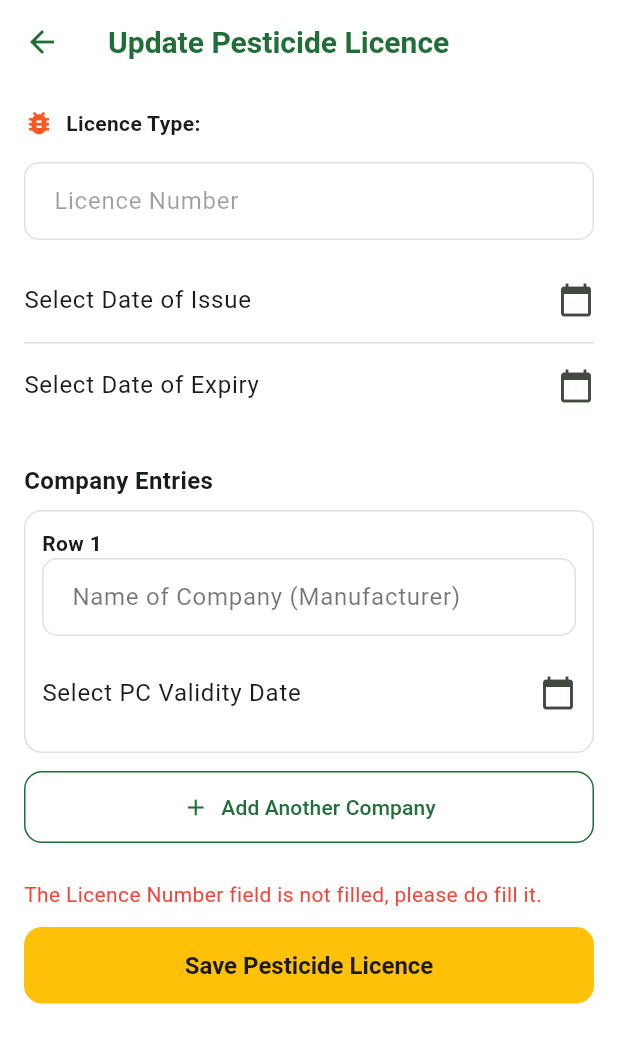
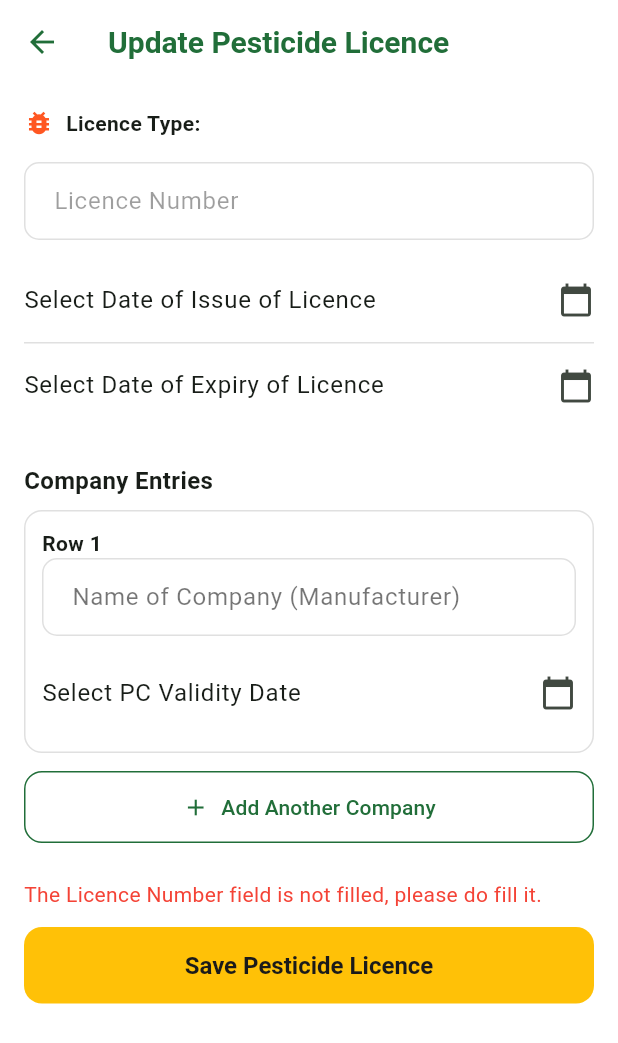
Before and after one commit to kinagi09/agro-dealers-mitra, a Flutter app: the UpdatePesticideLicenceScreen screen opened directly with empty values, after a tap on "Add Another Company", after a tap on the "delete outline" icon, after a tap on "Save Pesticide Licence", on a phone screen of 412 x 824 dp. Shown: the top 1043 px of the screen. Run offline on Flutter 3.47's test engine with Material 3 defaults, Android fonts, the phone set to English and light mode, and no system bars; our stand-ins replace flutter_secure_storage; accounts and stored records are empty; network calls fail.

Commit message:
Fix focus jumping back to a previous field, autofocus new fields, relabel date fields
Focus/keyboard fix: opening a date picker or the fertilizer-type dialog
while a TextField was focused didn't clear that TextField's focus, so
Flutter would hand focus (and the keyboard) right back to it once the
picker/dialog closed - looked like "the cursor goes back to Source
Company Name and reopens the keyboard" after picking fertilizer types.
Per-call unfocus() before/after each picker wasn't enough since the
same thing could happen via the system back button or swiping the
keyboard away. Added KeyboardDismissUnfocus (lib/widgets/), wired into
MaterialApp's builder, which clears focus app-wide whenever the
keyboard's height actually drops to zero, regardless of what caused it.

Autofocus: newly revealed fields get focus automatically instead of
requiring a manual tap - the OTP field after Send OTP (login +
register), the Name field after Verify OTP (register), and a new
row's first field when "Add Another..." is pressed (update
fertilizer/pesticide).

Relabel: "Date of Issue"/"Date of Expiry" -> "Date of Issue of
Licence"/"Date of Expiry of Licence" across the fertilizer/pesticide/
seed update forms (also fixes the seed form's inconsistent "Date of
expiry Licence" phrasing).

Co-Authored-By: Claude Sonnet 5 <noreply@anthropic.com>

```diff
--- a/mobile/license_tracker_app/lib/main.dart
+++ b/mobile/license_tracker_app/lib/main.dart
@@ -2,6 +2,7 @@ import 'package:flutter/material.dart';
 import 'navigation.dart';
 import 'screens/auth_gate.dart';
 import 'theme/app_theme.dart';
+import 'widgets/keyboard_dismiss_unfocus.dart';
 
 void main() {
   runApp(const LicenseTrackerApp());
@@ -18,6 +19,8 @@ class LicenseTrackerApp extends StatelessWidget {
       theme: AppTheme.theme,
       home: const AuthGate(),
       debugShowCheckedModeBanner: false,
+      builder: (context, child) =>
+          KeyboardDismissUnfocus(child: child ?? const SizedBox.shrink()),
     );
   }
 }
--- a/mobile/license_tracker_app/lib/screens/update_pesticide_licence_screen.dart
+++ b/mobile/license_tracker_app/lib/screens/update_pesticide_licence_screen.dart
@@ -4,6 +4,7 @@ import '../services/api_service.dart';
 class PesticideEntryDraft {
   int? existingId;
   final TextEditingController companyNameController = TextEditingController();
+  final FocusNode companyNameFocusNode = FocusNode();
   DateTime? validUpto;
 }
 
@@ -83,6 +84,7 @@ class _UpdatePesticideLicenceScreenState
   }
 
   Future<void> _pickLicenceDate({required bool isIssueDate}) async {
+    FocusScope.of(context).unfocus();
     final now = DateTime.now();
     final today = DateTime(now.year, now.month, now.day);
     final picked = await showDatePicker(
@@ -97,6 +99,7 @@ class _UpdatePesticideLicenceScreenState
                 today.add(const Duration(days: 1))),
       lastDate: isIssueDate ? now : DateTime(2035),
     );
+    if (mounted) FocusScope.of(context).unfocus();
     if (picked != null) {
       setState(() {
         if (isIssueDate) {
@@ -112,6 +115,7 @@ class _UpdatePesticideLicenceScreenState
   }
 
   Future<void> _pickValidUpto(PesticideEntryDraft entry) async {
+    FocusScope.of(context).unfocus();
     final now = DateTime.now();
     final picked = await showDatePicker(
       context: context,
@@ -119,6 +123,7 @@ class _UpdatePesticideLicenceScreenState
       firstDate: DateTime(2015),
       lastDate: DateTime(2035),
     );
+    if (mounted) FocusScope.of(context).unfocus();
     if (picked != null) {
       setState(() => entry.validUpto = picked);
     }
@@ -129,11 +134,16 @@ class _UpdatePesticideLicenceScreenState
   }
 
   void _addRow() {
-    setState(() => _entries.add(PesticideEntryDraft()));
+    final newEntry = PesticideEntryDraft();
+    setState(() => _entries.add(newEntry));
+    WidgetsBinding.instance.addPostFrameCallback(
+      (_) => newEntry.companyNameFocusNode.requestFocus(),
+    );
   }
 
   Future<void> _removeRow(int index) async {
     if (_entries.length == 1) return;
+    FocusScope.of(context).unfocus();
     final entry = _entries[index];
     if (entry.existingId != null) {
       final confirmed = await showDialog<bool>(
@@ -195,14 +205,14 @@ class _UpdatePesticideLicenceScreenState
     if (_issueDate == null) {
       setState(
         () => _errorMessage =
-            'The Date of Issue field is not filled, please do fill it.',
+            'The Date of Issue of Licence field is not filled, please do fill it.',
       );
       return;
     }
     if (_expiryDate == null) {
       setState(
         () => _errorMessage =
-            'The Date of Expiry field is not filled, please do fill it.',
+            'The Date of Expiry of Licence field is not filled, please do fill it.',
       );
       return;
     }
@@ -331,8 +341,8 @@ class _UpdatePesticideLicenceScreenState
                     contentPadding: EdgeInsets.zero,
                     title: Text(
                       _issueDate == null
-                          ? 'Select Date of Issue'
-                          : 'Date of Issue: ${_formatDate(_issueDate!)}',
+                          ? 'Select Date of Issue of Licence'
+                          : 'Date of Issue of Licence: ${_formatDate(_issueDate!)}',
                     ),
                     trailing: const Icon(Icons.calendar_today),
                     onTap: () => _pickLicenceDate(isIssueDate: true),
@@ -342,8 +352,8 @@ class _UpdatePesticideLicenceScreenState
                     contentPadding: EdgeInsets.zero,
                     title: Text(
                       _expiryDate == null
-                          ? 'Select Date of Expiry'
-                          : 'Date of Expiry: ${_formatDate(_expiryDate!)}',
+                          ? 'Select Date of Expiry of Licence'
+                          : 'Date of Expiry of Licence: ${_formatDate(_expiryDate!)}',
                     ),
                     trailing: const Icon(Icons.calendar_today),
                     onTap: () => _pickLicenceDate(isIssueDate: false),
@@ -384,6 +394,7 @@ class _UpdatePesticideLicenceScreenState
                             ),
                             TextField(
                               controller: entry.companyNameController,
+                              focusNode: entry.companyNameFocusNode,
                               decoration: InputDecoration(
                                 labelText: 'Name of Company (Manufacturer)',
                                 border: _fieldBorder(index, 'companyName'),
--- a/mobile/license_tracker_app/lib/screens/update_seed_licence_screen.dart
+++ b/mobile/license_tracker_app/lib/screens/update_seed_licence_screen.dart
@@ -43,6 +43,7 @@ class _UpdateSeedLicenceScreenState extends State<UpdateSeedLicenceScreen> {
   }
 
   Future<void> _pickLicenceDate({required bool isIssueDate}) async {
+    FocusScope.of(context).unfocus();
     final now = DateTime.now();
     final today = DateTime(now.year, now.month, now.day);
     final picked = await showDatePicker(
@@ -57,6 +58,7 @@ class _UpdateSeedLicenceScreenState extends State<UpdateSeedLicenceScreen> {
                 today.add(const Duration(days: 1))),
       lastDate: isIssueDate ? now : DateTime(2035),
     );
+    if (mounted) FocusScope.of(context).unfocus();
     if (picked != null) {
       setState(() {
         if (isIssueDate) {
@@ -86,14 +88,14 @@ class _UpdateSeedLicenceScreenState extends State<UpdateSeedLicenceScreen> {
     if (_issueDate == null) {
       setState(
         () => _errorMessage =
-            'The Date of Issue field is not filled, please do fill it.',
+            'The Date of Issue of Licence field is not filled, please do fill it.',
       );
       return;
     }
     if (_expiryDate == null) {
       setState(
         () => _errorMessage =
-            'The Date of Expiry field is not filled, please do fill it.',
+            'The Date of Expiry of Licence field is not filled, please do fill it.',
       );
       return;
     }
@@ -174,8 +176,8 @@ class _UpdateSeedLicenceScreenState extends State<UpdateSeedLicenceScreen> {
               contentPadding: EdgeInsets.zero,
               title: Text(
                 _issueDate == null
-                    ? 'Date of Issue of Licence'
-                    : 'Date of Issue: ${_formatDate(_issueDate!)}',
+                    ? 'Select Date of Issue of Licence'
+                    : 'Date of Issue of Licence: ${_formatDate(_issueDate!)}',
               ),
               trailing: const Icon(Icons.calendar_today),
               onTap: () => _pickLicenceDate(isIssueDate: true),
@@ -185,8 +187,8 @@ class _UpdateSeedLicenceScreenState extends State<UpdateSeedLicenceScreen> {
               contentPadding: EdgeInsets.zero,
               title: Text(
                 _expiryDate == null
-                    ? 'Date of expiry Licence'
-                    : 'Date of Expiry: ${_formatDate(_expiryDate!)}',
+                    ? 'Select Date of Expiry of Licence'
+                    : 'Date of Expiry of Licence: ${_formatDate(_expiryDate!)}',
               ),
               trailing: const Icon(Icons.calendar_today),
               onTap: () => _pickLicenceDate(isIssueDate: false),
--- /dev/null
+++ b/mobile/license_tracker_app/lib/widgets/keyboard_dismiss_unfocus.dart
@@ -0,0 +1,56 @@
+import 'package:flutter/material.dart';
+import 'package:flutter/scheduler.dart';
+
+/// Wraps the app and clears text-field focus whenever the on-screen
+/// keyboard closes, no matter what closed it (a dialog/date-picker
+/// opening over the field, the system back button, swiping it away, or
+/// its own Done/dismiss key).
+///
+/// Without this, a TextField can keep logical focus even after its
+/// keyboard is hidden - so the next time something re-requests focus
+/// for that route (e.g. a dialog finishing and handing focus back to
+/// whatever the framework remembers as "previously focused"), the
+/// keyboard pops back open on a field the user is done with.
+class KeyboardDismissUnfocus extends StatefulWidget {
+  final Widget child;
+
+  const KeyboardDismissUnfocus({super.key, required this.child});
+
+  @override
+  State<KeyboardDismissUnfocus> createState() => _KeyboardDismissUnfocusState();
+}
+
+class _KeyboardDismissUnfocusState extends State<KeyboardDismissUnfocus>
+    with WidgetsBindingObserver {
+  double _lastBottomInset = 0;
+
+  @override
+  void initState() {
+    super.initState();
+    WidgetsBinding.instance.addObserver(this);
+  }
+
+  @override
+  void dispose() {
+    WidgetsBinding.instance.removeObserver(this);
+    super.dispose();
+  }
+
+  @override
+  void didChangeMetrics() {
+    final view = WidgetsBinding.instance.platformDispatcher.views.first;
+    final bottomInset = view.viewInsets.bottom / view.devicePixelRatio;
+    final keyboardJustClosed = bottomInset == 0 && _lastBottomInset > 0;
+    _lastBottomInset = bottomInset;
+    if (keyboardJustClosed) {
+      // Defer a frame so this doesn't race a field that's legitimately
+      // requesting focus right now (e.g. autofocusing the next field).
+      SchedulerBinding.instance.addPostFrameCallback((_) {
+        FocusManager.instance.primaryFocus?.unfocus();
+      });
+    }
+  }
+
+  @override
+  Widget build(BuildContext context) => widget.child;
+}
```
Also changed, not shown: mobile/license_tracker_app/lib/screens/login_screen.dart (+11 -0 lines), mobile/license_tracker_app/lib/screens/register_screen.dart (+17 -0 lines), mobile/license_tracker_app/lib/screens/update_fertilizer_licence_screen.dart (+24 -7 lines).
